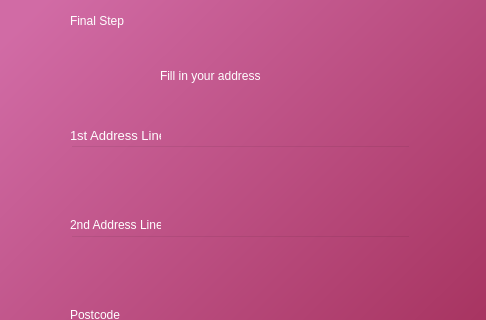
First picture: the form in address.ui, repository AnshulS853/Coursework_Prototype, before the edit; both pictures show x 0 to 486 and y 115 to 435 of the 486 by 800 pixel window.
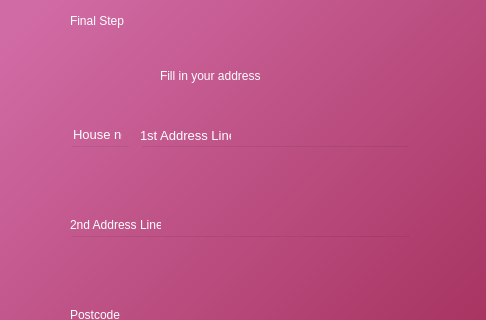
Second picture: the form after the edit.

```diff
--- a/address.ui
+++ b/address.ui
@@ -91,9 +91,9 @@
    <widget class="QLineEdit" name="addressfield1">
     <property name="geometry">
      <rect>
-      <x>70</x>
+      <x>140</x>
       <y>260</y>
-      <width>341</width>
+      <width>271</width>
       <height>51</height>
      </rect>
     </property>
@@ -119,7 +119,7 @@
    <widget class="QLabel" name="label_3">
     <property name="geometry">
      <rect>
-      <x>70</x>
+      <x>140</x>
       <y>240</y>
       <width>91</width>
       <height>20</height>
@@ -297,6 +297,45 @@
      <string/>
     </property>
    </widget>
+   <widget class="QLineEdit" name="houseno">
+    <property name="geometry">
+     <rect>
+      <x>70</x>
+      <y>260</y>
+      <width>61</width>
+      <height>51</height>
+     </rect>
+    </property>
+    <property name="styleSheet">
+     <string notr="true">background-color:rgba(0,0,0,0);
+font: 12pt &quot;MS Shell Dlg 2&quot;;</string>
+    </property>
+   </widget>
+   <widget class="QLabel" name="label_7">
+    <property name="geometry">
+     <rect>
+      <x>73</x>
+      <y>243</y>
+      <width>49</width>
+      <height>12</height>
+     </rect>
+    </property>
+    <property name="font">
+     <font>
+      <family>MS Shell Dlg 2</family>
+      <pointsize>10</pointsize>
+      <weight>50</weight>
+      <italic>false</italic>
+      <bold>false</bold>
+     </font>
+    </property>
+    <property name="styleSheet">
+     <string notr="true">font: 10pt &quot;MS Shell Dlg 2&quot;; color:rgb(255, 255, 255)</string>
+    </property>
+    <property name="text">
+     <string>House no.</string>
+    </property>
+   </widget>
   </widget>
  </widget>
  <resources/>
```
